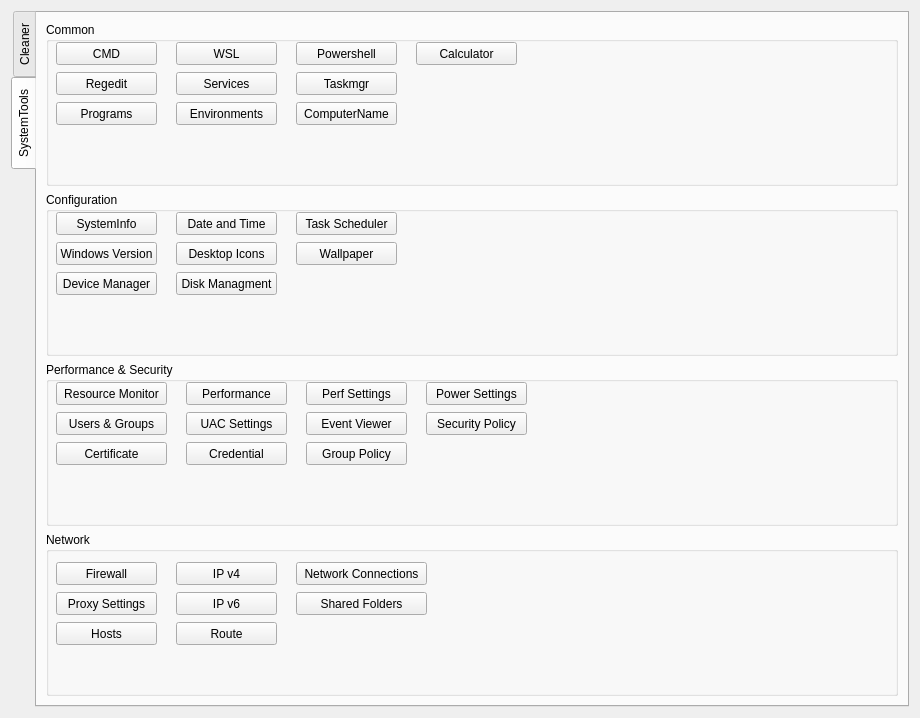
This is src/OpenArk/ui/utilities.ui in BlackINT3/OpenArk as Qt 5 draws it before an edit. The edited form follows.
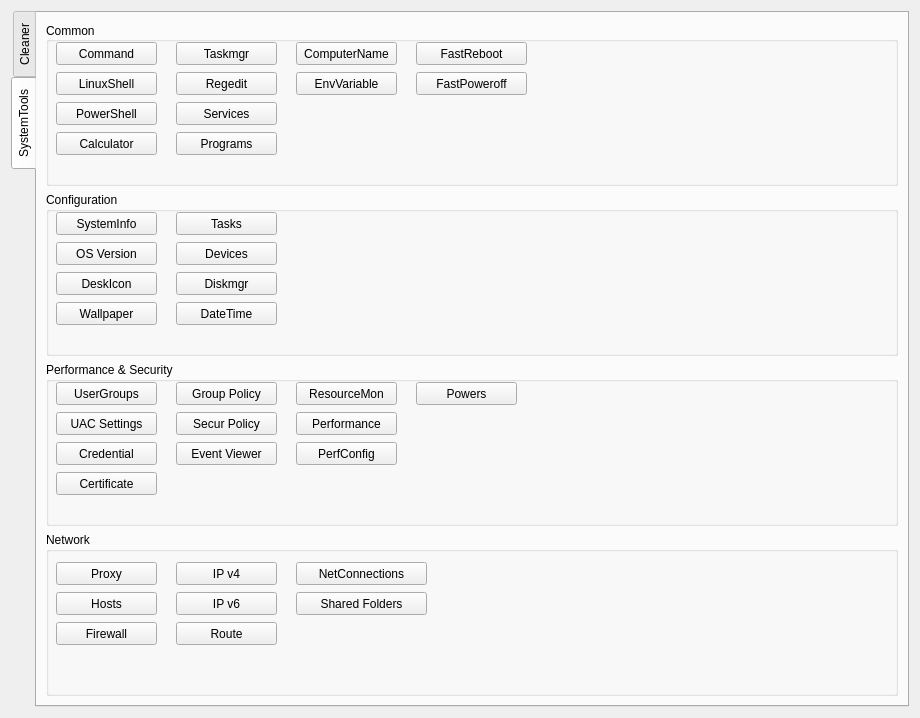
This is the edited form. The open tabs and pages were chosen to show the change. Icons and pictures are not drawn.

Commit message: Add icons for system tools, UI optimized

```diff
--- a/src/OpenArk/ui/utilities.ui
+++ b/src/OpenArk/ui/utilities.ui
@@ -127,6 +127,9 @@
          <property name="title">
           <string>Common</string>
          </property>
+         <property name="alignment">
+          <set>Qt::AlignLeading|Qt::AlignLeft|Qt::AlignVCenter</set>
+         </property>
          <widget class="QPushButton" name="cmdBtn">
           <property name="geometry">
            <rect>
@@ -137,13 +140,17 @@
            </rect>
           </property>
           <property name="text">
-           <string>CMD</string>
+           <string>Command</string>
+          </property>
+          <property name="icon">
+           <iconset resource="../res/openark.qrc">
+            <normaloff>:/OpenArk/systools/cmd.ico</normaloff>:/OpenArk/systools/cmd.ico</iconset>
           </property>
          </widget>
          <widget class="QPushButton" name="regeditBtn">
           <property name="geometry">
            <rect>
-            <x>10</x>
+            <x>130</x>
             <y>50</y>
             <width>101</width>
             <height>23</height>
@@ -157,7 +164,7 @@
           <property name="geometry">
            <rect>
             <x>130</x>
-            <y>50</y>
+            <y>80</y>
             <width>101</width>
             <height>23</height>
            </rect>
@@ -169,21 +176,25 @@
          <widget class="QPushButton" name="powershellBtn">
           <property name="geometry">
            <rect>
-            <x>250</x>
-            <y>20</y>
+            <x>10</x>
+            <y>80</y>
             <width>101</width>
             <height>23</height>
            </rect>
           </property>
           <property name="text">
-           <string>Powershell</string>
+           <string>PowerShell</string>
+          </property>
+          <property name="icon">
+           <iconset resource="../res/openark.qrc">
+            <normaloff>:/OpenArk/systools/powershell.ico</normaloff>:/OpenArk/systools/powershell.ico</iconset>
           </property>
          </widget>
          <widget class="QPushButton" name="programsBtn">
           <property name="geometry">
            <rect>
-            <x>10</x>
-            <y>80</y>
+            <x>130</x>
+            <y>110</y>
             <width>101</width>
             <height>23</height>
            </rect>
@@ -195,21 +206,25 @@
          <widget class="QPushButton" name="wslBtn">
           <property name="geometry">
            <rect>
-            <x>130</x>
-            <y>20</y>
+            <x>10</x>
+            <y>50</y>
             <width>101</width>
             <height>23</height>
            </rect>
           </property>
           <property name="text">
-           <string>WSL</string>
+           <string>LinuxShell</string>
+          </property>
+          <property name="icon">
+           <iconset resource="../res/openark.qrc">
+            <normaloff>:/OpenArk/systools/wsl.ico</normaloff>:/OpenArk/systools/wsl.ico</iconset>
           </property>
          </widget>
          <widget class="QPushButton" name="taskmgrBtn">
           <property name="geometry">
            <rect>
-            <x>250</x>
-            <y>50</y>
+            <x>130</x>
+            <y>20</y>
             <width>101</width>
             <height>23</height>
            </rect>
@@ -221,21 +236,25 @@
          <widget class="QPushButton" name="envBtn">
           <property name="geometry">
            <rect>
-            <x>130</x>
-            <y>80</y>
+            <x>250</x>
+            <y>50</y>
             <width>101</width>
             <height>23</height>
            </rect>
           </property>
           <property name="text">
-           <string>Environments</string>
+           <string>EnvVariable</string>
+          </property>
+          <property name="icon">
+           <iconset resource="../res/openark.qrc">
+            <normaloff>:/OpenArk/systools/env.ico</normaloff>:/OpenArk/systools/env.ico</iconset>
           </property>
          </widget>
          <widget class="QPushButton" name="pcnameBtn">
           <property name="geometry">
            <rect>
             <x>250</x>
-            <y>80</y>
+            <y>20</y>
             <width>101</width>
             <height>23</height>
            </rect>
@@ -247,8 +266,8 @@
          <widget class="QPushButton" name="calcBtn">
           <property name="geometry">
            <rect>
-            <x>370</x>
-            <y>20</y>
+            <x>10</x>
+            <y>110</y>
             <width>101</width>
             <height>23</height>
            </rect>
@@ -256,6 +275,44 @@
           <property name="text">
            <string>Calculator</string>
           </property>
+          <property name="icon">
+           <iconset resource="../res/openark.qrc">
+            <normaloff>:/OpenArk/systools/calc.ico</normaloff>:/OpenArk/systools/calc.ico</iconset>
+          </property>
+         </widget>
+         <widget class="QPushButton" name="fastpoweroffBtn">
+          <property name="geometry">
+           <rect>
+            <x>370</x>
+            <y>50</y>
+            <width>111</width>
+            <height>23</height>
+           </rect>
+          </property>
+          <property name="text">
+           <string>FastPoweroff</string>
+          </property>
+          <property name="icon">
+           <iconset resource="../res/openark.qrc">
+            <normaloff>:/OpenArk/systools/poweroff.ico</normaloff>:/OpenArk/systools/poweroff.ico</iconset>
+          </property>
+         </widget>
+         <widget class="QPushButton" name="fastrebootBtn">
+          <property name="geometry">
+           <rect>
+            <x>370</x>
+            <y>20</y>
+            <width>111</width>
+            <height>23</height>
+           </rect>
+          </property>
+          <property name="text">
+           <string>FastReboot</string>
+          </property>
+          <property name="icon">
+           <iconset resource="../res/openark.qrc">
+            <normaloff>:/OpenArk/systools/reboot.ico</normaloff>:/OpenArk/systools/reboot.ico</iconset>
+          </property>
          </widget>
         </widget>
        </item>
@@ -274,33 +331,45 @@
            </rect>
           </property>
           <property name="text">
-           <string>Disk Managment</string>
+           <string>Diskmgr</string>
+          </property>
+          <property name="icon">
+           <iconset resource="../res/openark.qrc">
+            <normaloff>:/OpenArk/systools/disks.ico</normaloff>:/OpenArk/systools/disks.ico</iconset>
           </property>
          </widget>
          <widget class="QPushButton" name="datetimeBtn">
           <property name="geometry">
            <rect>
             <x>130</x>
-            <y>20</y>
+            <y>110</y>
             <width>101</width>
             <height>23</height>
            </rect>
           </property>
           <property name="text">
-           <string>Date and Time</string>
+           <string>DateTime</string>
+          </property>
+          <property name="icon">
+           <iconset resource="../res/openark.qrc">
+            <normaloff>:/OpenArk/systools/datetime.ico</normaloff>:/OpenArk/systools/datetime.ico</iconset>
           </property>
          </widget>
          <widget class="QPushButton" name="deskiconsBtn">
           <property name="geometry">
            <rect>
-            <x>130</x>
-            <y>50</y>
+            <x>10</x>
+            <y>80</y>
             <width>101</width>
             <height>23</height>
            </rect>
           </property>
           <property name="text">
-           <string>Desktop Icons</string>
+           <string>DeskIcon</string>
+          </property>
+          <property name="icon">
+           <iconset resource="../res/openark.qrc">
+            <normaloff>:/OpenArk/systools/deskicon.ico</normaloff>:/OpenArk/systools/deskicon.ico</iconset>
           </property>
          </widget>
          <widget class="QPushButton" name="versionBtn">
@@ -313,7 +382,11 @@
            </rect>
           </property>
           <property name="text">
-           <string>Windows Version</string>
+           <string>OS Version</string>
+          </property>
+          <property name="icon">
+           <iconset resource="../res/openark.qrc">
+            <normaloff>:/OpenArk/systools/version.ico</normaloff>:/OpenArk/systools/version.ico</iconset>
           </property>
          </widget>
          <widget class="QPushButton" name="sysinfoBtn">
@@ -332,8 +405,8 @@
          <widget class="QPushButton" name="wallpaperBtn">
           <property name="geometry">
            <rect>
-            <x>250</x>
-            <y>50</y>
+            <x>10</x>
+            <y>110</y>
             <width>101</width>
             <height>23</height>
            </rect>
@@ -345,27 +418,35 @@
          <widget class="QPushButton" name="devmgrBtn">
           <property name="geometry">
            <rect>
-            <x>10</x>
-            <y>80</y>
+            <x>130</x>
+            <y>50</y>
             <width>101</width>
             <height>23</height>
            </rect>
           </property>
           <property name="text">
-           <string>Device Manager</string>
+           <string>Devices</string>
+          </property>
+          <property name="icon">
+           <iconset resource="../res/openark.qrc">
+            <normaloff>:/OpenArk/systools/devmgr.ico</normaloff>:/OpenArk/systools/devmgr.ico</iconset>
           </property>
          </widget>
          <widget class="QPushButton" name="tasksBtn">
           <property name="geometry">
            <rect>
-            <x>250</x>
+            <x>130</x>
             <y>20</y>
             <width>101</width>
             <height>23</height>
            </rect>
           </property>
           <property name="text">
-           <string>Task Scheduler</string>
+           <string>Tasks</string>
+          </property>
+          <property name="icon">
+           <iconset resource="../res/openark.qrc">
+            <normaloff>:/OpenArk/systools/tasksch.ico</normaloff>:/OpenArk/systools/tasksch.ico</iconset>
           </property>
          </widget>
         </widget>
@@ -378,8 +459,8 @@
          <widget class="QPushButton" name="perfBtn">
           <property name="geometry">
            <rect>
-            <x>140</x>
-            <y>20</y>
+            <x>250</x>
+            <y>50</y>
             <width>101</width>
             <height>23</height>
            </rect>
@@ -391,20 +472,24 @@
          <widget class="QPushButton" name="resmonBtn">
           <property name="geometry">
            <rect>
-            <x>10</x>
+            <x>250</x>
             <y>20</y>
-            <width>111</width>
+            <width>101</width>
             <height>23</height>
            </rect>
           </property>
           <property name="text">
-           <string>Resource Monitor</string>
+           <string>ResourceMon</string>
+          </property>
+          <property name="icon">
+           <iconset resource="../res/openark.qrc">
+            <normaloff>:/OpenArk/systools/resmon.ico</normaloff>:/OpenArk/systools/resmon.ico</iconset>
           </property>
          </widget>
          <widget class="QPushButton" name="uacBtn">
           <property name="geometry">
            <rect>
-            <x>140</x>
+            <x>10</x>
             <y>50</y>
             <width>101</width>
             <height>23</height>
@@ -417,34 +502,42 @@
          <widget class="QPushButton" name="perfsetBtn">
           <property name="geometry">
            <rect>
-            <x>260</x>
-            <y>20</y>
+            <x>250</x>
+            <y>80</y>
             <width>101</width>
             <height>23</height>
            </rect>
           </property>
           <property name="text">
-           <string>Perf Settings</string>
+           <string>PerfConfig</string>
+          </property>
+          <property name="icon">
+           <iconset resource="../res/openark.qrc">
+            <normaloff>:/OpenArk/systools/perfsettings.ico</normaloff>:/OpenArk/systools/perfsettings.ico</iconset>
           </property>
          </widget>
          <widget class="QPushButton" name="powerBtn">
           <property name="geometry">
            <rect>
-            <x>380</x>
+            <x>370</x>
             <y>20</y>
             <width>101</width>
             <height>23</height>
            </rect>
           </property>
           <property name="text">
-           <string>Power Settings</string>
+           <string>Powers</string>
+          </property>
+          <property name="icon">
+           <iconset resource="../res/openark.qrc">
+            <normaloff>:/OpenArk/systools/powercfg.ico</normaloff>:/OpenArk/systools/powercfg.ico</iconset>
           </property>
          </widget>
          <widget class="QPushButton" name="gpoBtn">
           <property name="geometry">
            <rect>
-            <x>260</x>
-            <y>80</y>
+            <x>130</x>
+            <y>20</y>
             <width>101</width>
             <height>23</height>
            </rect>
@@ -457,19 +550,23 @@
           <property name="geometry">
            <rect>
             <x>10</x>
-            <y>50</y>
-            <width>111</width>
+            <y>20</y>
+            <width>101</width>
             <height>23</height>
            </rect>
           </property>
           <property name="text">
-           <string>Users &amp;&amp; Groups</string>
+           <string>UserGroups</string>
+          </property>
+          <property name="icon">
+           <iconset resource="../res/openark.qrc">
+            <normaloff>:/OpenArk/systools/users.ico</normaloff>:/OpenArk/systools/users.ico</iconset>
           </property>
          </widget>
          <widget class="QPushButton" name="credBtn">
           <property name="geometry">
            <rect>
-            <x>140</x>
+            <x>10</x>
             <y>80</y>
             <width>101</width>
             <height>23</height>
@@ -483,8 +580,8 @@
           <property name="geometry">
            <rect>
             <x>10</x>
-            <y>80</y>
-            <width>111</width>
+            <y>110</y>
+            <width>101</width>
             <height>23</height>
            </rect>
           </property>
@@ -495,21 +592,25 @@
          <widget class="QPushButton" name="secpolBtn">
           <property name="geometry">
            <rect>
-            <x>380</x>
+            <x>130</x>
             <y>50</y>
             <width>101</width>
             <height>23</height>
            </rect>
           </property>
           <property name="text">
-           <string>Security Policy</string>
+           <string>Secur Policy</string>
+          </property>
+          <property name="icon">
+           <iconset resource="../res/openark.qrc">
+            <normaloff>:/OpenArk/systools/secpolicy.ico</normaloff>:/OpenArk/systools/secpolicy.ico</iconset>
           </property>
          </widget>
          <widget class="QPushButton" name="evtBtn">
           <property name="geometry">
            <rect>
-            <x>260</x>
-            <y>50</y>
+            <x>130</x>
+            <y>80</y>
             <width>101</width>
             <height>23</height>
            </rect>
@@ -529,7 +630,7 @@
           <property name="geometry">
            <rect>
             <x>10</x>
-            <y>30</y>
+            <y>90</y>
             <width>101</width>
             <height>23</height>
            </rect>
@@ -542,13 +643,17 @@
           <property name="geometry">
            <rect>
             <x>10</x>
-            <y>60</y>
+            <y>30</y>
             <width>101</width>
             <height>23</height>
            </rect>
           </property>
           <property name="text">
-           <string>Proxy Settings</string>
+           <string>Proxy</string>
+          </property>
+          <property name="icon">
+           <iconset resource="../res/openark.qrc">
+            <normaloff>:/OpenArk/systools/proxy.ico</normaloff>:/OpenArk/systools/proxy.ico</iconset>
           </property>
          </widget>
          <widget class="QPushButton" name="netconnBtn">
@@ -561,14 +666,18 @@
            </rect>
           </property>
           <property name="text">
-           <string>Network Connections</string>
+           <string>NetConnections</string>
+          </property>
+          <property name="icon">
+           <iconset resource="../res/openark.qrc">
+            <normaloff>:/OpenArk/systools/netconnections.ico</normaloff>:/OpenArk/systools/netconnections.ico</iconset>
           </property>
          </widget>
          <widget class="QPushButton" name="hostsBtn">
           <property name="geometry">
            <rect>
             <x>10</x>
-            <y>90</y>
+            <y>60</y>
             <width>101</width>
             <height>23</height>
            </rect>
```
Left out of the diff: 82 changed lines with no effect on the pictures. The commit also changes 44 other files.
